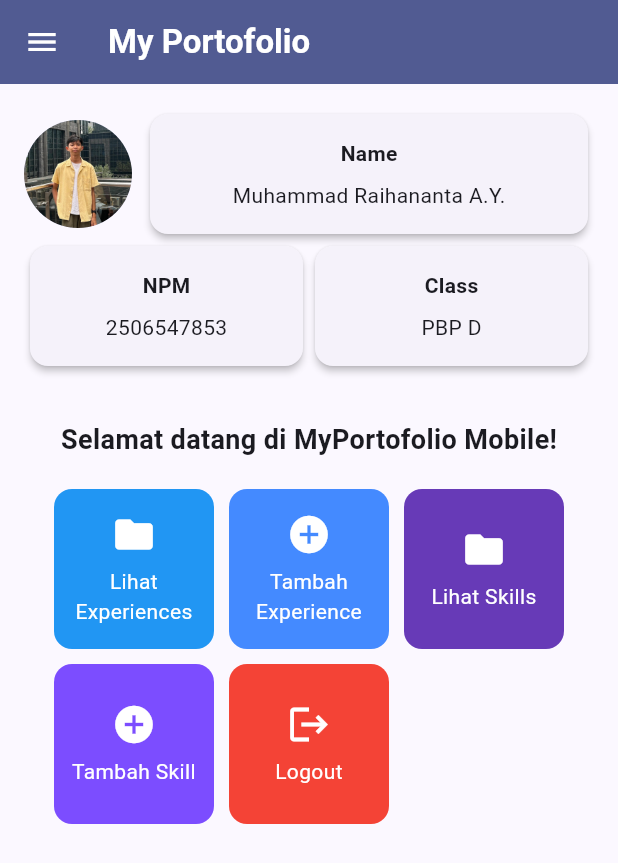
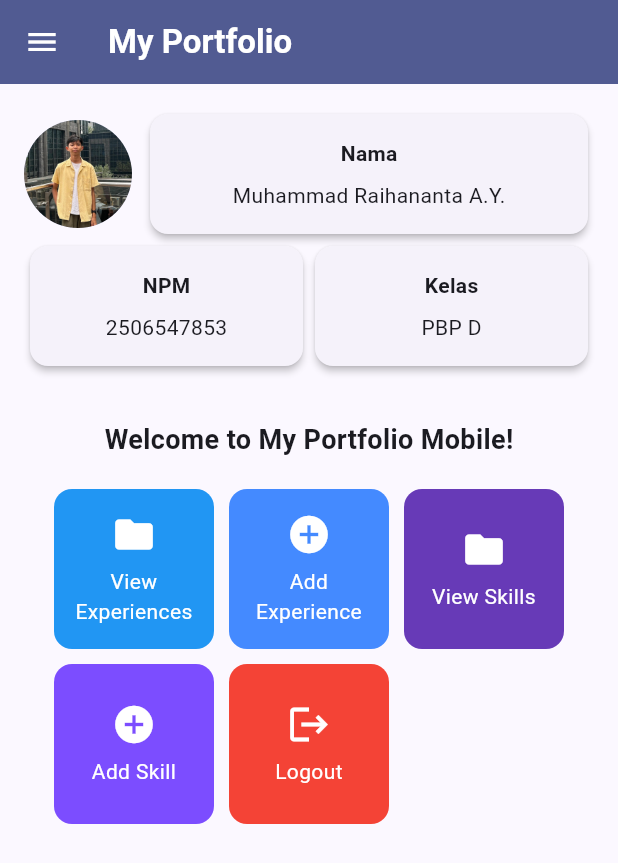
Before and after one commit to Flixidk/myportofolio_mobile, a Flutter app: the screen it shows after launch, on a phone screen of 412 x 824 dp. Shown: the top 863 px of the screen. Run offline on Flutter 3.47's test engine with Material 3 defaults, Android fonts, the phone set to English and light mode, and no system bars; our stand-ins replace material_ui.

Commit message:
feat: implement add experience form and navigation

```diff
--- a/lib/main.dart
+++ b/lib/main.dart
@@ -11,7 +11,7 @@ class MyApp extends StatelessWidget {
   @override
   Widget build(BuildContext context) {
     return MaterialApp(
-      title: 'MyPortfolio',
+      title: 'My Portfolio',
       theme: ThemeData(
         colorScheme: ColorScheme.fromSeed(
           seedColor: Colors.indigo,
--- a/lib/menu.dart
+++ b/lib/menu.dart
@@ -1,5 +1,6 @@
 import 'package:material_ui/material_ui.dart';
 import 'package:myportofolio_mobile/widgets/left_drawer.dart';
+import 'package:myportofolio_mobile/project_form.dart';
 
 class MyHomePage extends StatelessWidget {
   MyHomePage({super.key});
@@ -9,10 +10,10 @@ class MyHomePage extends StatelessWidget {
   final String kelas = "PBP D";
 
   final List<ItemHomepage> items = [
-    ItemHomepage("Lihat Experiences", Icons.folder, Colors.blue),
-    ItemHomepage("Tambah Experience", Icons.add_circle, Colors.blueAccent),
-    ItemHomepage("Lihat Skills", Icons.folder, Colors.deepPurple),
-    ItemHomepage("Tambah Skill", Icons.add_circle, Colors.deepPurpleAccent),
+    ItemHomepage("View Experiences", Icons.folder, Colors.blue),
+    ItemHomepage("Add Experience", Icons.add_circle, Colors.blueAccent),
+    ItemHomepage("View Skills", Icons.folder, Colors.deepPurple),
+    ItemHomepage("Add Skill", Icons.add_circle, Colors.deepPurpleAccent),
     ItemHomepage("Logout", Icons.logout, Colors.red),
   ];
 
@@ -23,7 +24,7 @@ class MyHomePage extends StatelessWidget {
       // AppBar menampilkan bar bagian atas halaman aplikasi.
       appBar: AppBar(
         title: const Text(
-          'My Portofolio',
+          'My Portfolio',
           style: TextStyle(
             color: Colors.white,
             fontWeight: FontWeight.bold
@@ -51,7 +52,7 @@ class MyHomePage extends StatelessWidget {
                 ),
                 const SizedBox(width: 8.0),
                 Expanded(
-                  child: InfoCard(title: 'Name', content: nama),
+                  child: InfoCard(title: 'Nama', content: nama),
                 ),
               ],
             ),
@@ -63,21 +64,21 @@ class MyHomePage extends StatelessWidget {
                   child: InfoCard(title: 'NPM', content: npm),
                 ),
                 Expanded(
-                  child: InfoCard(title: 'Class', content: kelas),
+                  child: InfoCard(title: 'Kelas', content: kelas),
                 ),
               ],
             ),
 
             const SizedBox(height: 16.0),
 
-            // Bagian tengah: pesan sambutan dan kisi tombol menu portofolio.
+            // Center section: welcome message and portfolio menu grid.
             Center(
               child: Column(
                 children: [
                   const Padding(
                     padding: EdgeInsets.only(top: 16.0),
                     child: Text(
-                      'Selamat datang di MyPortofolio Mobile!',
+                      'Welcome to My Portfolio Mobile!',
                       style: TextStyle(
                         fontWeight: FontWeight.bold,
                         fontSize: 18.0,
@@ -149,20 +150,30 @@ class ItemCard extends StatelessWidget {
   @override
   Widget build(BuildContext context) {
     return Material(
-      // Menggunakan warna dari ItemHomePage
+      // Use the color from ItemHomepage.
       color: item.color,
       borderRadius: BorderRadius.circular(12),
       child: InkWell(
-        // Aksi ketika kartu ditekan oleh pengguna.
+          // Handle taps on the card.
         onTap: () {
-          // Menampilkan SnackBar dengan pesan interaktif.
+          // Show an interactive SnackBar message.
           ScaffoldMessenger.of(context)
             ..hideCurrentSnackBar()
             ..showSnackBar(
               SnackBar(
-                content: Text("Kamu telah menekan tombol ${item.name}!"),
+                content: Text("You tapped ${item.name}!"),
               ),
             );
+
+          // Navigate to the relevant page.
+          if (item.name == "Add Experience"){
+            Navigator.push(
+                context,
+                MaterialPageRoute(
+                  builder: (context) => ExperienceFormPage()
+                  ),
+              );
+          }
         },
         child: Container(
           padding: const EdgeInsets.all(8),
--- a/lib/widgets/left_drawer.dart
+++ b/lib/widgets/left_drawer.dart
@@ -1,6 +1,6 @@
 import 'package:material_ui/material_ui.dart';
 import 'package:myportofolio_mobile/menu.dart';
-// TODO: Impor halaman ProjectFormPage jika sudah dibuat
+import 'package:myportofolio_mobile/project_form.dart';
 
 class LeftDrawer extends StatelessWidget {
   const LeftDrawer({super.key});
@@ -18,7 +18,7 @@ class LeftDrawer extends StatelessWidget {
               crossAxisAlignment: CrossAxisAlignment.start,
               children: [
                 Text(
-                  'My Portofolio',
+                  'My Portfolio',
                   style: TextStyle(
                     fontSize: 30,
                     fontWeight: FontWeight.bold,
@@ -39,7 +39,7 @@ class LeftDrawer extends StatelessWidget {
           ListTile(
             leading: const Icon(Icons.home_outlined),
             title: const Text('Home'),
-            // Navigasi ke home portofolio
+            // Navigate to the portfolio home page.
             onTap: (){
               Navigator.pushReplacement(
                 context,
@@ -52,9 +52,14 @@ class LeftDrawer extends StatelessWidget {
           ListTile(
             leading: const Icon(Icons.add_circle_outline),
             title: const Text('Add Experience'),
-            // Navigasi ke halaman add experience
+            // Navigate to the experience form.
             onTap: (){
-              // Todo
+              Navigator.pushReplacement(
+                context,
+                MaterialPageRoute(
+                  builder: (context) => ExperienceFormPage()
+                  ),
+              );
             },
           )
         ],
```
Also changed, not shown: lib/project_form.dart (added, +177 -0 lines), 3 other files.
